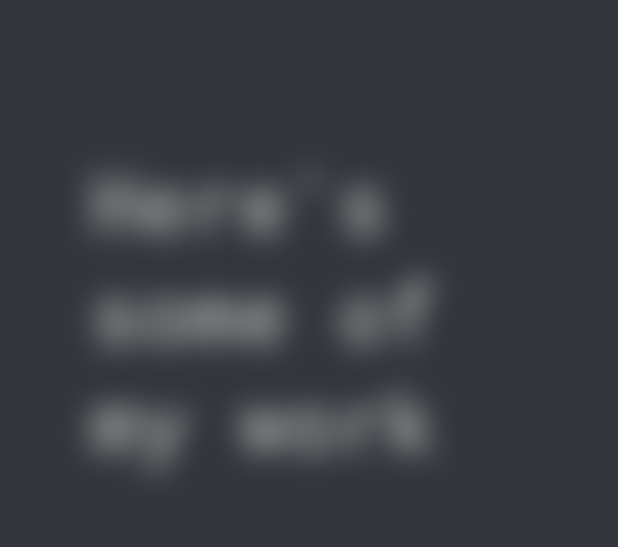
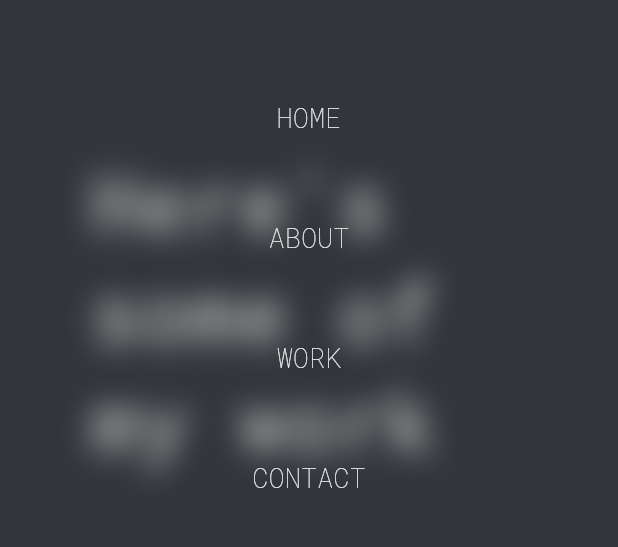
Before and after one commit to isaacmarcus/cvapp, a Flutter app: the WorkPage screen opened by its route, after a tap on the "menu" icon, on a phone screen of 412 x 824 dp, the part 93-640 px from its top. Run offline on Flutter 3.47's test engine with Material 2 defaults, Android fonts, the light colour scheme and no system bars.

Commit message:
comments, menu drawer, anims, navi

```diff
--- a/lib/constants.dart
+++ b/lib/constants.dart
@@ -1,8 +1,20 @@
 import 'package:flutter/material.dart';
+
+import 'Screens/about_page.dart';
+import 'Screens/contact_page.dart';
+import 'Screens/landing_page.dart';
+import 'Screens/work_page.dart';
 
 const kScreenTitlePadding = EdgeInsets.all(15);
 const kMasterPadding = EdgeInsets.all(60);
 const kAppBarHeight = Size.fromHeight(100);
+
+const kMenuTitles = [
+  ['HOME', LandingPage.id],
+  ['ABOUT', AboutPage.id],
+  ['WORK', WorkPage.id],
+  ['CONTACT', ContactPage.id],
+];
 
 ThemeData themeData = ThemeData(
   fontFamily: "RobotoMono",
--- a/lib/widgets/master_app_bar.dart
+++ b/lib/widgets/master_app_bar.dart
@@ -1,11 +1,18 @@
-import 'package:cvapp/constants.dart';
-import 'package:cvapp/widgets/menu_drawer.dart';
+import 'package:cvapp/screens/landing_page.dart';
 import 'package:cvapp/widgets/full_screen_appbar_row.dart';
 import 'package:cvapp/widgets/title_text_button.dart';
 import 'package:flutter/material.dart';
 
+/* --------------------------------------------------------------------------
+
+Widget Title: Master App Bar
+Widget Description: Widget for app bar that is consistent throughout the different
+pages of the "app"
+
+-----------------------------------------------------------------------------*/
+
 class MasterAppBar extends StatefulWidget {
-  AnimationController drawerSlideController;
+  final AnimationController drawerSlideController;
 
   MasterAppBar({required this.drawerSlideController});
 
@@ -15,27 +22,27 @@ class MasterAppBar extends StatefulWidget {
 
 class _MasterAppBarState extends State<MasterAppBar>
     with SingleTickerProviderStateMixin {
-  bool _isDrawerOpen() {
+  bool isDrawerOpen() {
     return widget.drawerSlideController.value == 1.0;
   }
 
-  bool _isDrawerOpening() {
+  bool isDrawerOpening() {
     return widget.drawerSlideController.status == AnimationStatus.forward;
   }
 
-  void _toggleDrawer() {
-    setState(() {
-      if (_isDrawerOpen() || _isDrawerOpening()) {
+  void toggleDrawer() {
+    if (isDrawerOpen() || isDrawerOpening()) {
       widget.drawerSlideController.reverse();
     } else {
       widget.drawerSlideController.forward();
     }
-    });
   }
 
   @override
   Widget build(BuildContext context) {
-    return AppBar(
+    return Hero(
+      tag: "appbar",
+      child: AppBar(
         backgroundColor: Colors.transparent,
         elevation: 0,
         flexibleSpace: Center(
@@ -47,7 +54,11 @@ class _MasterAppBarState extends State<MasterAppBar>
                 TitleTextButton(
                   buttonText: "Isaac Marcus",
                   pressedFunction: () {
+                    Navigator.pushReplacementNamed(context, LandingPage.id);
                     print("button pressed");
+                    if (isDrawerOpen()) {
+                      toggleDrawer();
+                    }
                   },
                 ),
                 // Check if screen size is smaller than 725 logical pixels
@@ -58,8 +69,8 @@ class _MasterAppBarState extends State<MasterAppBar>
                         animation: widget.drawerSlideController,
                         builder: (context, child) {
                           return IconButton(
-                          onPressed: _toggleDrawer,
-                          icon: _isDrawerOpen() || _isDrawerOpening()
+                            onPressed: toggleDrawer,
+                            icon: isDrawerOpen() || isDrawerOpening()
                                 ? const Icon(
                                     Icons.clear,
                                     color: Color(0xFFeeeeee),
@@ -75,6 +86,7 @@ class _MasterAppBarState extends State<MasterAppBar>
             ),
           ),
         ),
+      ),
     );
   }
 }
--- a/lib/widgets/title_text_button.dart
+++ b/lib/widgets/title_text_button.dart
@@ -1,5 +1,13 @@
 import 'package:cvapp/constants.dart';
 import 'package:flutter/material.dart';
+
+/* --------------------------------------------------------------------------
+
+Widget Title: Clickable Text Button
+Widget Description: Widget for text button that requires a function and
+text to be passed to it
+
+-----------------------------------------------------------------------------*/
 
 class TitleTextButton extends StatelessWidget {
   final String buttonText;
@@ -13,7 +21,6 @@ class TitleTextButton extends StatelessWidget {
   @override
   Widget build(BuildContext context) {
     return Container(
-      // padding: EdgeInsets.fromLTRB(20, 0, 0, 0),
       child: TextButton(
         onPressed: () {
           pressedFunction();
```
Also changed, not shown: lib/screens/about_page.dart (+92 -3 lines), lib/screens/contact_page.dart (+95 -3 lines), lib/screens/landing_page.dart (+18 -7 lines), lib/widgets/full_screen_appbar_row.dart (+29 -36 lines), 1 other file. Lines whose indentation alone changed are shown as unchanged.
